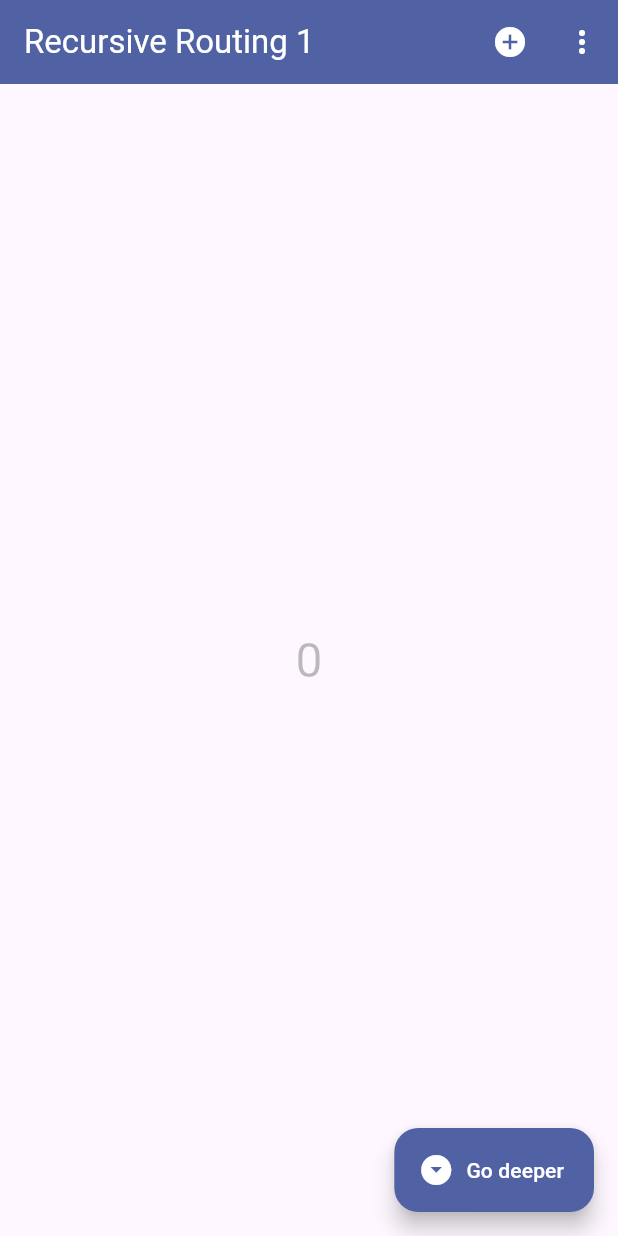
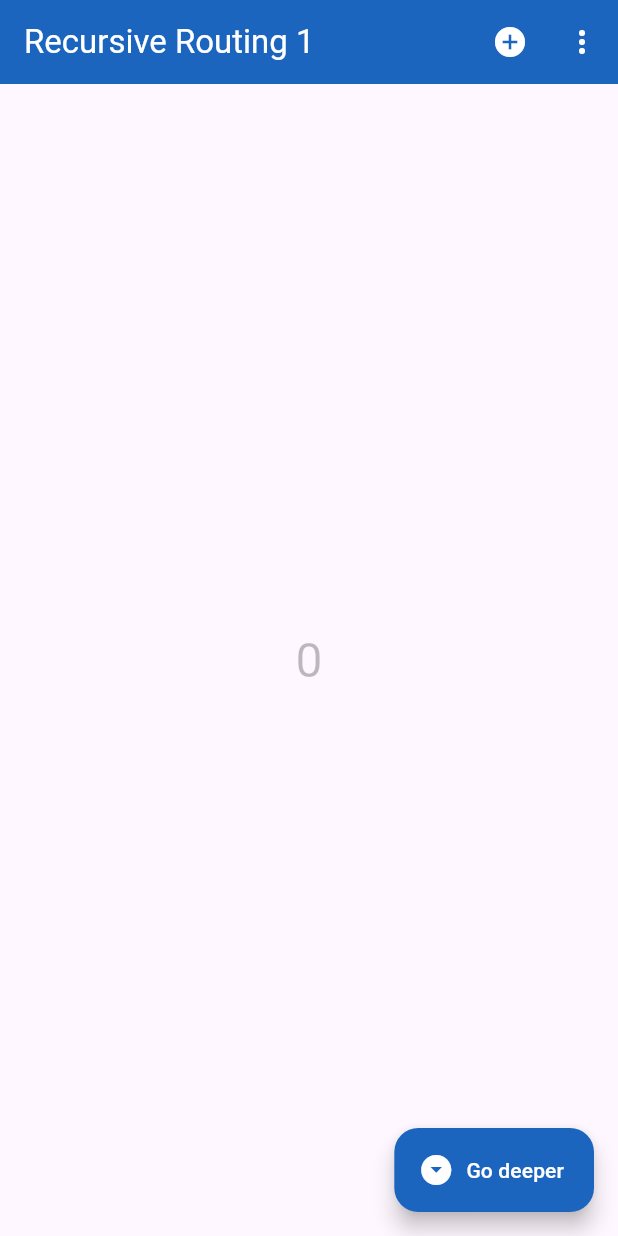
Before and after one commit to Hellogramming/flutter_experiments, a Flutter app: the screen it shows after launch, on a phone screen of 412 x 824 dp. Run offline on Flutter 3.47's test engine with Material 3 defaults, Android fonts, the light colour scheme and no system bars.

Commit message:
Switch to using a cache list for accent colors

```diff
--- a/recursive_routing/lib/common/strings.dart
+++ b/recursive_routing/lib/common/strings.dart
@@ -2,8 +2,6 @@
 library;
 
 const String appName = 'Flutter Experiments';
-// const String recursiveRoutingTitle = 'Recursive Routing';
-
 String recursiveRoutingScreenTitle(int depth) => 'Recursive Routing $depth';
 const String goHomeTitle = 'Go home';
 const String goDeeperTitle = 'Go deeper';
--- a/recursive_routing/lib/screens/recursive_routing_screen.dart
+++ b/recursive_routing/lib/screens/recursive_routing_screen.dart
@@ -7,6 +7,12 @@ import 'package:flutter/material.dart';
 
 import '../common/strings.dart' as strings;
 import '../utils/color_utils.dart' as color_utils;
+
+/// The list of accent colors for the recursive routing screens.
+///
+/// The colors are used to visually distinguish the recursive routing screens when they are
+/// navigated. The colors are generated randomly as the screens are navigated deeper.
+List<Color> _accentColors = <Color>[];
 
 /// A screen that demonstrates recursive routing and state keeping with a counter.
 class RecursiveRoutingScreen extends StatefulWidget {
@@ -27,19 +33,17 @@ class _RecursiveRoutingScreenState extends State<RecursiveRoutingScreen> {
   int _counter = 0;
 
   /// The accent color of the current recursive routing screen.
-  ///
-  /// Used for the app bar background color and the floating action button color, in order to
-  /// visually distinguish the recursive routing screens when they are navigated.
   late final Color _accentColor;
 
   @override
   void initState() {
     super.initState();
 
-    // Generate a random color for the accent color of the current screen
-    // Uses the depth as the seed to generate a different color for each screen but the same color
-    // for the same screen when it is navigated back to
-    _accentColor = color_utils.getRandomColorWithSeed(widget.depth);
+    // Get the accent color for the current depth, and add more colors if necessary
+    if (widget.depth >= _accentColors.length) {
+      _accentColors.add(color_utils.getRandomColor());
+    }
+    _accentColor = _accentColors[widget.depth - 1];
   }
 
   /// Navigates to a deeper recursive routing screen.
--- a/recursive_routing/lib/utils/color_utils.dart
+++ b/recursive_routing/lib/utils/color_utils.dart
@@ -7,12 +7,12 @@ import 'dart:math';
 
 import 'package:flutter/material.dart';
 
-/// Generates a random color with the given seed.
-///
-/// This ensures that the same seed generates the same color.
-Color getRandomColorWithSeed(int seed) {
-  final Random random = Random(seed);
-  return Color(0xFF000000 + random.nextInt(0x1000000));
+/// A random number generator used to generate random colors.
+final Random _random = Random();
+
+/// Generates a random color.
+Color getRandomColor() {
+  return Color.fromRGBO(_random.nextInt(256), _random.nextInt(256), _random.nextInt(256), 1.0);
 }
 
 /// Returns an appropriate contast color for the given color (black or white).
```
